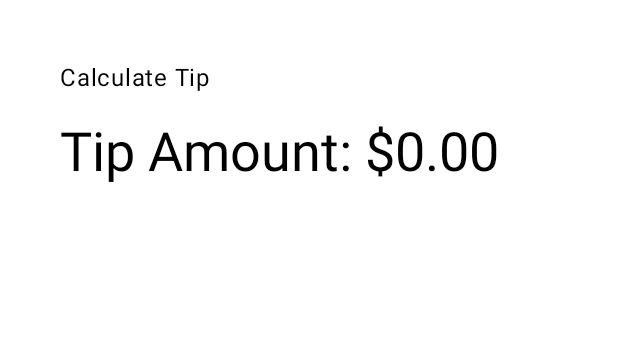
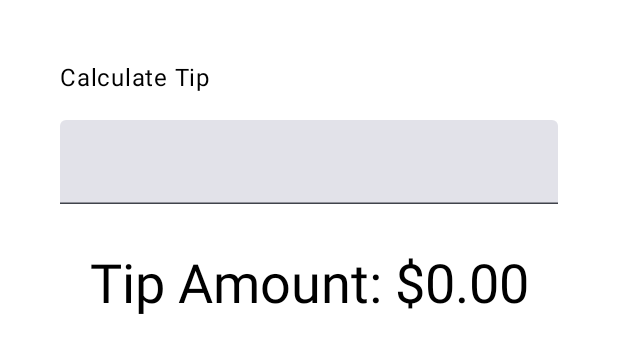
Before and after one commit to profe-PMDM/TipTime, an Android app built with Jetpack Compose: the @Preview function TipTimeLayoutPreview, on a phone screen of 412 x 824 dp. Shown: the top 353 px of the screen. Run offline under Robolectric (Android 15) with nearby library versions, the phone set to English and light mode, and no system bars.

Commit message:
add TextField to input base amount

```diff
--- a/app/src/main/java/com/example/tiptime/MainActivity.kt
+++ b/app/src/main/java/com/example/tiptime/MainActivity.kt
@@ -6,10 +6,13 @@ import androidx.activity.compose.setContent
 import androidx.compose.foundation.layout.Arrangement
 import androidx.compose.foundation.layout.Column
 import androidx.compose.foundation.layout.fillMaxSize
+import androidx.compose.foundation.layout.fillMaxWidth
 import androidx.compose.foundation.layout.padding
+import androidx.compose.material3.ExperimentalMaterial3Api
 import androidx.compose.material3.MaterialTheme
 import androidx.compose.material3.Surface
 import androidx.compose.material3.Text
+import androidx.compose.material3.TextField
 import androidx.compose.runtime.Composable
 import androidx.compose.ui.Alignment
 import androidx.compose.ui.Modifier
@@ -49,6 +52,12 @@ fun TipTimeLayout() {
                 .padding(bottom = 16.dp)
                 .align(alignment = Alignment.Start)
         )
+
+        EditNumberField(modifier = Modifier
+            .padding(bottom = 32.dp)
+            .fillMaxWidth()
+        )
+
         Text(
             text = stringResource(R.string.tip_amount, "$0.00"),
             style = MaterialTheme.typography.displaySmall
@@ -64,6 +73,16 @@ fun TipTimeLayoutPreview() {
     }
 }
 
+@OptIn(ExperimentalMaterial3Api::class)
+@Composable
+fun EditNumberField(modifier: Modifier = Modifier) {
+    TextField(
+        value = "",
+        onValueChange = {},
+        modifier = modifier
+    )
+}
+
 private fun calculateTip(amount: Double, tipPercent: Double = 15.0): String {
     val tip = tipPercent / 100 * amount
     return NumberFormat.getCurrencyInstance().format(tip)
```
